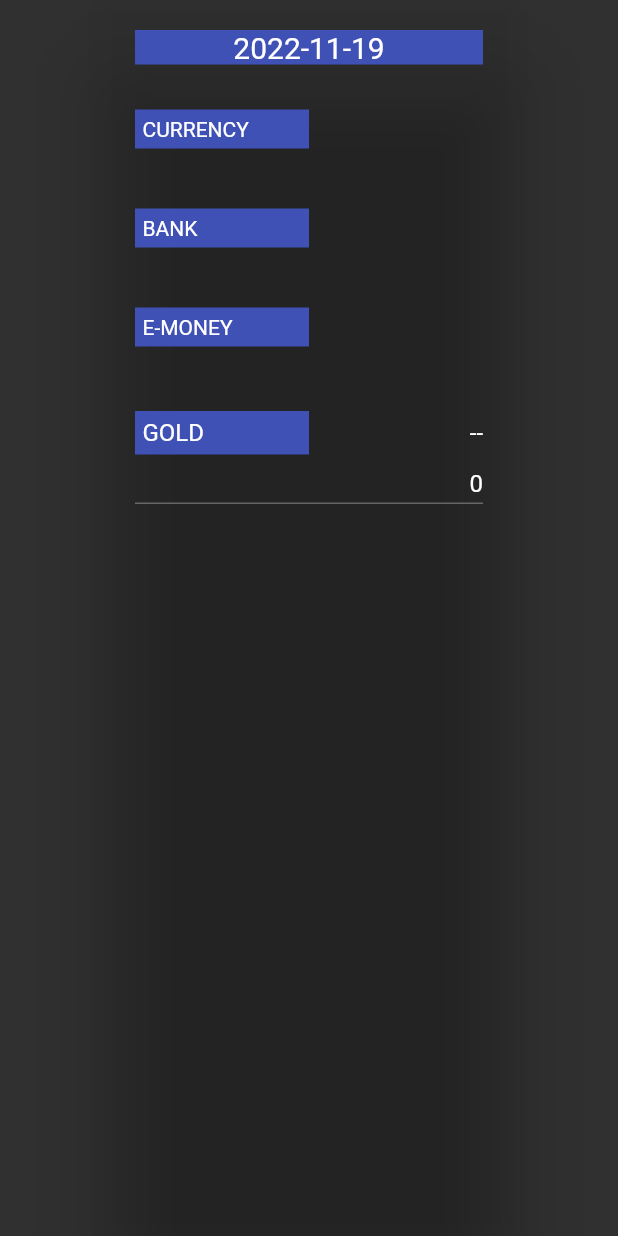
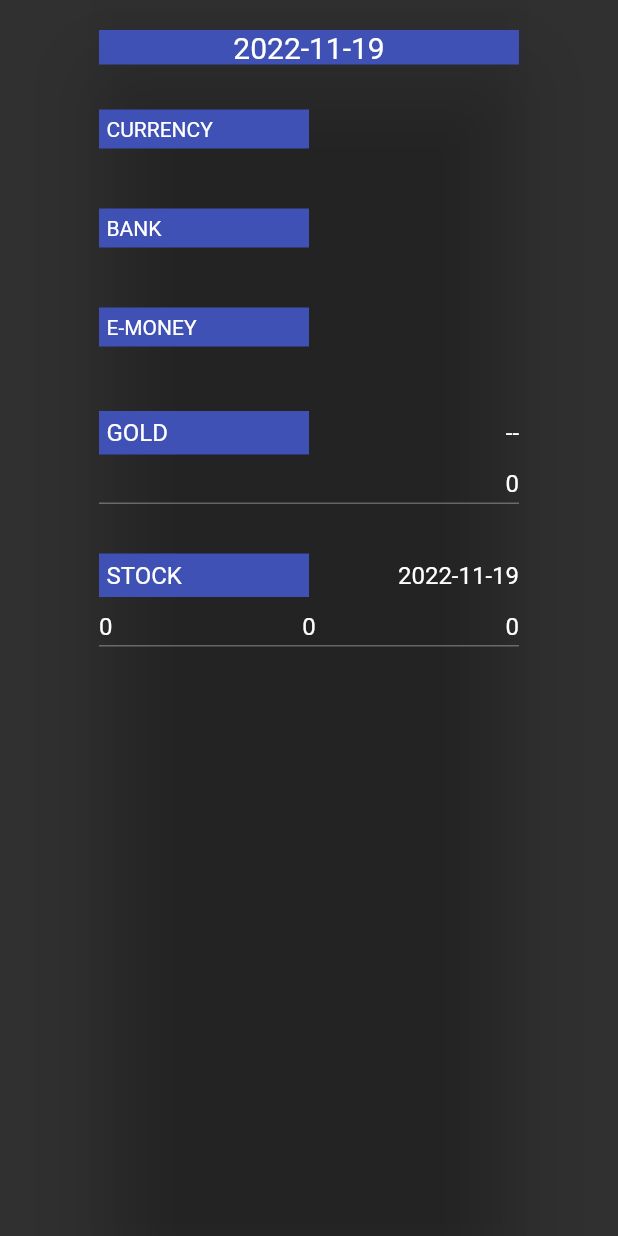
Before and after one commit to hidechy/flutter-moneynote4, a Flutter app: the MoneyAlert widget shown alone on an empty page, opened directly with empty values, on a phone screen of 412 x 824 dp. Run offline on Flutter 3.47's test engine with Material 2 defaults, Android fonts, the phone set to English and light mode, and no system bars; our stand-ins replace hooks_riverpod, table_calendar; network calls fail.

Commit message:
stock display create

```diff
--- a/lib/screens/_components/money_alert.dart
+++ b/lib/screens/_components/money_alert.dart
@@ -8,6 +8,7 @@ import '../../utility/utility.dart';
 
 import '../../viewmodel/gold_viewmodel.dart';
 import '../../viewmodel/money_viewmodel.dart';
+import '../../viewmodel/stock_viewmodel.dart';
 
 class MoneyAlert extends ConsumerWidget {
   MoneyAlert({super.key, required this.date});
@@ -26,6 +27,8 @@ class MoneyAlert extends ConsumerWidget {
     final moneyState = ref.watch(moneyProvider(date.toString().split(' ')[0]));
 
     return AlertDialog(
+      titlePadding: EdgeInsets.zero,
+      contentPadding: EdgeInsets.zero,
       backgroundColor: Colors.transparent,
       insetPadding: EdgeInsets.zero,
       content: SizedBox(
@@ -37,6 +40,7 @@ class MoneyAlert extends ConsumerWidget {
             child: Column(
               crossAxisAlignment: CrossAxisAlignment.start,
               children: [
+                const SizedBox(height: 20),
                 Container(
                   decoration: const BoxDecoration(color: Colors.indigo),
                   alignment: Alignment.center,
@@ -53,6 +57,9 @@ class MoneyAlert extends ConsumerWidget {
                 displayPay(data: moneyState),
                 const SizedBox(height: 30),
                 displayGold(),
+                const SizedBox(height: 30),
+                displayStock(),
+                const SizedBox(height: 20),
               ],
             ),
           ),
@@ -242,4 +249,56 @@ class MoneyAlert extends ConsumerWidget {
       ),
     );
   }
+
+  ///
+  Widget displayStock() {
+    final stockListState = _ref.watch(stockListProvider);
+
+    return DefaultTextStyle(
+      style: const TextStyle(fontSize: 16),
+      child: Container(
+        padding: const EdgeInsets.symmetric(vertical: 3),
+        decoration: BoxDecoration(
+          border: Border(
+            bottom: BorderSide(
+              color: Colors.white.withOpacity(0.3),
+            ),
+          ),
+        ),
+        child: Column(
+          children: [
+            Row(
+              children: [
+                Expanded(
+                  child: Container(
+                    padding: const EdgeInsets.all(5),
+                    decoration: const BoxDecoration(color: Colors.indigo),
+                    child: const Text('STOCK'),
+                  ),
+                ),
+                Expanded(
+                  child: Container(
+                    alignment: Alignment.topRight,
+                    child: Text(stockListState.date.toString().split(' ')[0]),
+                  ),
+                ),
+              ],
+            ),
+            const SizedBox(height: 10),
+            Row(
+              mainAxisAlignment: MainAxisAlignment.spaceBetween,
+              children: [
+                Text(_utility
+                    .makeCurrencyDisplay(stockListState.cost.toString())),
+                Text(_utility
+                    .makeCurrencyDisplay(stockListState.price.toString())),
+                Text(_utility
+                    .makeCurrencyDisplay(stockListState.diff.toString())),
+              ],
+            ),
+          ],
+        ),
+      ),
+    );
+  }
 }
--- /dev/null
+++ b/lib/viewmodel/stock_viewmodel.dart
@@ -0,0 +1,65 @@
+// ignore_for_file: avoid_dynamic_calls
+
+import 'package:hooks_riverpod/hooks_riverpod.dart';
+
+import '../data/http/client.dart';
+import '../models/stock.dart';
+import '../models/stock_record.dart';
+
+////////////////////////////////////////////////
+
+final stockListProvider =
+    StateNotifierProvider.autoDispose<StockListNotifier, Stock>((ref) {
+  final client = ref.read(httpClientProvider);
+
+  return StockListNotifier(
+    Stock(
+      cost: 0,
+      price: 0,
+      diff: 0,
+      date: DateTime.now(),
+      record: [],
+    ),
+    client,
+  )..getStockList();
+});
+
+class StockListNotifier extends StateNotifier<Stock> {
+  StockListNotifier(super.state, this.client);
+
+  final HttpClient client;
+
+  Future<void> getStockList() async {
+    await client.post(path: 'getDataStock').then((value) {
+      final list = <StockRecord>[];
+      for (var i = 0;
+          i < int.parse(value['data']['record'].length.toString());
+          i++) {
+        list.add(
+          StockRecord(
+            name: value['data']['record'][i]['name'].toString(),
+            date: DateTime.parse(value['data']['record'][i]['date'].toString()),
+            num: int.parse(value['data']['record'][i]['num'].toString()),
+            oneStock: value['data']['record'][i]['oneStock'].toString(),
+            cost: int.parse(value['data']['record'][i]['cost'].toString()),
+            price: value['data']['record'][i]['price'].toString(),
+            diff: int.parse(value['data']['record'][i]['diff'].toString()),
+            data: value['data']['record'][i]['data'].toString(),
+          ),
+        );
+      }
+
+      final stock = Stock(
+        cost: int.parse(value['data']['cost'].toString()),
+        price: int.parse(value['data']['price'].toString()),
+        diff: int.parse(value['data']['diff'].toString()),
+        date: DateTime.parse(value['data']['date'].toString()),
+        record: list,
+      );
+
+      state = stock;
+    });
+  }
+}
+
+////////////////////////////////////////////////
```
